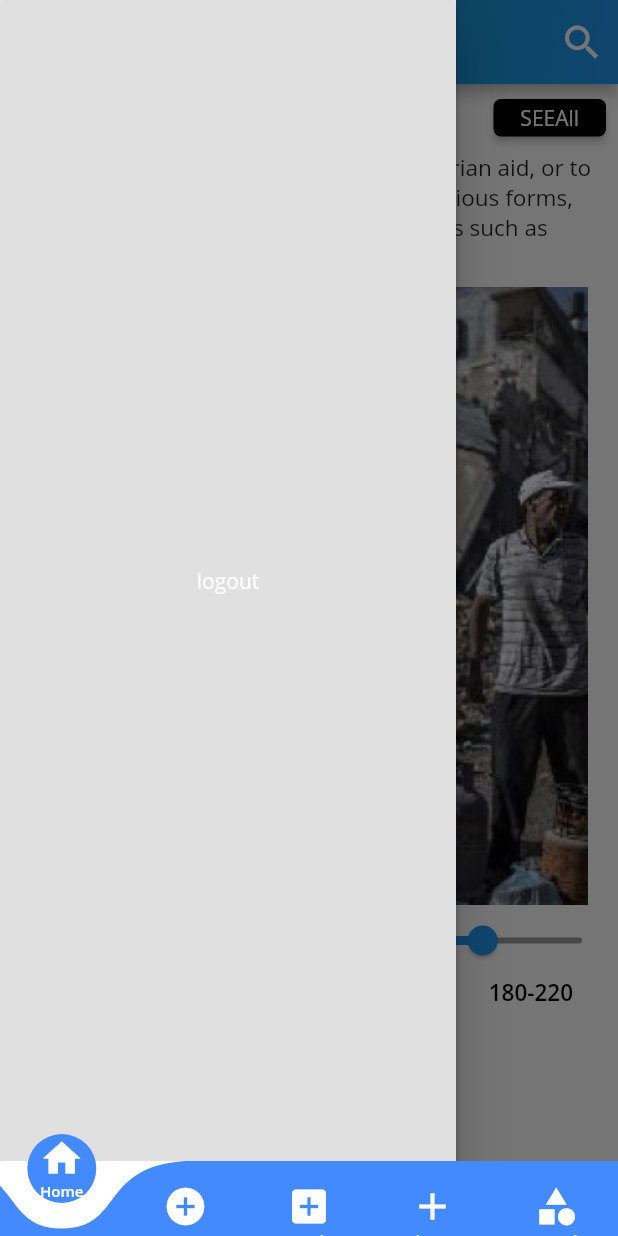
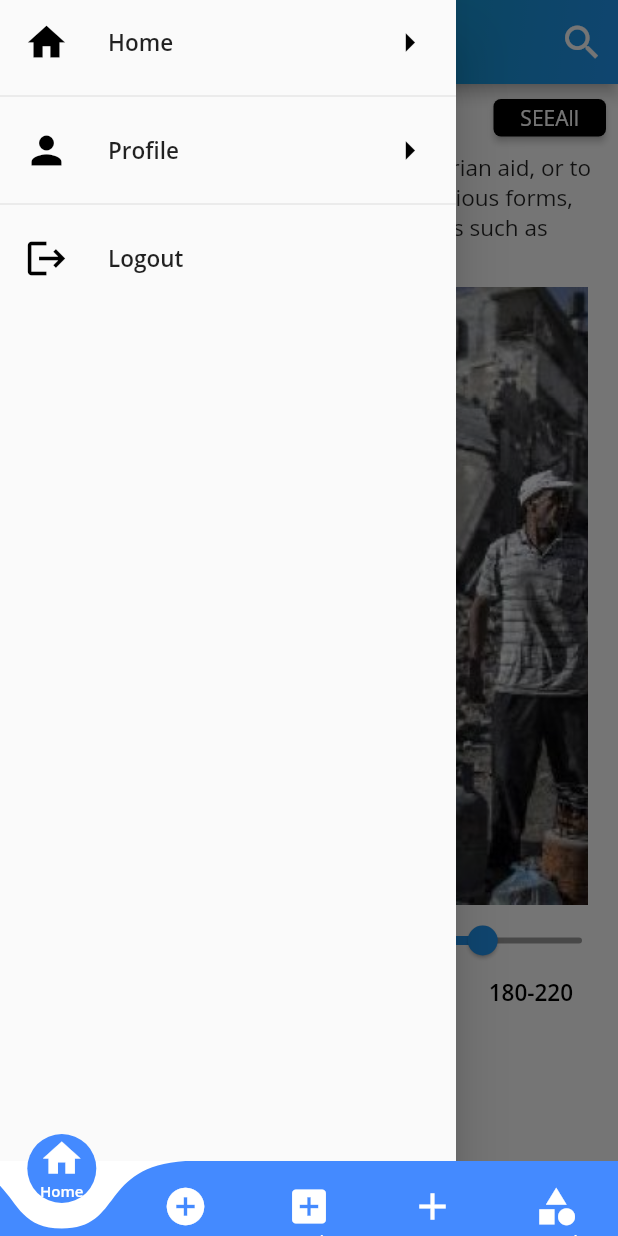
Before and after one commit to nadafathy99/graduation-project, a Flutter app: the Bottomnavbar screen opened by its route, with the side drawer open, on a phone screen of 412 x 824 dp. Run offline on Flutter 3.47's test engine with Material 2 defaults, Android fonts, the phone set to English and light mode, and no system bars; drawn by our look-alikes of curved_navigation_bar, page_indicator; our stand-ins replace email_validator, firebase_auth, firebase_core, font_awesome_flutter, google_sign_in, image_picker; accounts and stored records are empty; Roboto replaces fonts that are missing (Reem Kufi).

```diff
--- a/donation_app/lib/screens/home_screen.dart
+++ b/donation_app/lib/screens/home_screen.dart
@@ -1,44 +1,21 @@
-import 'package:donation_app/screens/authentication_screen.dart';
+import 'package:donation_app/widgets/app_drawer.dart';
 import 'package:donation_app/widgets/campaign_slider.dart';
-import 'package:firebase_auth/firebase_auth.dart';
 import 'package:flutter/material.dart';
 
-
-class Homescreen extends StatefulWidget {
+class HomeScreen extends StatefulWidget {
   static const routeName = "/Home";
   @override
-  _Homescreen createState() => _Homescreen();
+  _HomeScreen createState() => _HomeScreen();
 }
 
-class _Homescreen extends State<Homescreen> {
-
-
+class _HomeScreen extends State<HomeScreen> {
   int money = 180;
   final int totalmoney = 220;
 
   @override
   Widget build(BuildContext context) {
     return Scaffold(
-      drawer: Drawer(
-        child:
-          Container(
-            child: RaisedButton(
-        onPressed: () {
-            FirebaseAuth.instance.signOut();
-            Navigator.of(context)
-                .pushReplacementNamed(AuthenticationScreen.routeName);
-        },
-        child: Text(
-            "logout",
-            style: TextStyle(
-              color: Theme.of(context).accentColor,
-            ),
-        ) ,
-      ),
-          ),
-        ),
-
-
+      drawer: AppDrawer(),
       backgroundColor: Colors.white,
       appBar: AppBar(
         centerTitle: true,
@@ -57,7 +34,6 @@ class _Homescreen extends State<Homescreen> {
                   end: Alignment.bottomRight,
                   colors: <Color>[Colors.teal, Colors.blue])),
         ),
-
         actions: [
           IconButton(
             icon: Icon(
@@ -130,7 +106,7 @@ class _Homescreen extends State<Homescreen> {
                         });
                       }),
                   Container(
-                    margin: EdgeInsets.only(bottom: 60,right: 30),
+                    margin: EdgeInsets.only(bottom: 60, right: 30),
                     child: Row(
                       mainAxisAlignment: MainAxisAlignment.end,
                       children: [
--- /dev/null
+++ b/donation_app/lib/widgets/app_drawer.dart
@@ -0,0 +1,84 @@
+import 'package:donation_app/providers/user_provider.dart';
+import 'package:donation_app/screens/authentication_screen.dart';
+import 'package:donation_app/screens/home_screen.dart';
+import 'package:donation_app/screens/profile_screen.dart';
+
+import 'package:flutter/material.dart';
+import 'package:provider/provider.dart';
+
+class AppDrawer extends StatelessWidget {
+  @override
+  Widget build(BuildContext context) {
+    return Container(
+      child: Drawer(
+        child: SafeArea(
+          child: Column(children: [
+            ListTile(
+              leading: Icon(
+                Icons.home,
+                size: 30,
+                color: Colors.black,
+              ),
+              title: Text(
+                "Home",
+                style: TextStyle(
+                  fontSize: 15,
+                  fontWeight: FontWeight.w600,
+                ),
+              ),
+              trailing: Icon(
+                Icons.arrow_right,
+                size: 30,
+                color: Colors.black,
+              ),
+              onTap: () => Navigator.of(context)
+                  .pushReplacementNamed(HomeScreen.routeName),
+            ),
+            Divider(),
+            ListTile(
+              leading: Icon(
+                Icons.person,
+                size: 30,
+                color: Colors.black,
+              ),
+              title: Text(
+                "Profile",
+                style: TextStyle(
+                  fontSize: 15,
+                  fontWeight: FontWeight.w600,
+                ),
+              ),
+              trailing: Icon(
+                Icons.arrow_right,
+                size: 30,
+                color: Colors.black,
+              ),
+              onTap: () => Navigator.of(context)
+                  .pushReplacementNamed(ProfileScreen.routeName),
+            ),
+            Divider(),
+            ListTile(
+                leading: Icon(
+                  Icons.logout,
+                  size: 30,
+                  color: Colors.black,
+                ),
+                title: Text(
+                  "Logout",
+                  style: TextStyle(
+                    fontSize: 15,
+                    fontWeight: FontWeight.w600,
+                  ),
+                ),
+                onTap: () {
+                  Navigator.of(context).pop();
+                  Navigator.of(context)
+                      .pushReplacementNamed(AuthenticationScreen.routeName);
+                  Provider.of<UserProvider>(context, listen: false).signOut();
+                }),
+          ]),
+        ),
+      ),
+    );
+  }
+}
--- a/donation_app/lib/widgets/buttom_bar.dart
+++ b/donation_app/lib/widgets/buttom_bar.dart
@@ -1,4 +1,3 @@
-
 import 'package:curved_navigation_bar/curved_navigation_bar.dart';
 import 'package:donation_app/screens/add_donation.dart';
 import 'package:donation_app/screens/add_request.dart';
@@ -14,24 +13,23 @@ class Bottomnavbar extends StatefulWidget {
 }
 
 class _BottomnavbarState extends State<Bottomnavbar> {
-  int pageindex=0;
+  int pageindex = 0;
 
-  final Donation _donation=Donation();
+  final Donation _donation = Donation();
 
-  final Lost _more=Lost();
+  final Lost _more = Lost();
 
   final Categories _categories = Categories();
 
   final Request _notification = Request();
-   final Homescreen _myHomePage = Homescreen();
+  final HomeScreen _myHomePage = HomeScreen();
 
+  Widget _showpage = HomeScreen();
 
-  Widget _showpage=Homescreen();
-
-  Widget pagechosser(int page){
-    switch(page){
+  Widget pagechosser(int page) {
+    switch (page) {
       case 0:
-      return _myHomePage ;
+        return _myHomePage;
         break;
       case 1:
         return _notification;
@@ -45,7 +43,10 @@ class _BottomnavbarState extends State<Bottomnavbar> {
       case 4:
         return _categories;
         break;
-      default:return Container(child: Text('no pages'),);
+      default:
+        return Container(
+          child: Text('no pages'),
+        );
     }
   }
 
@@ -56,9 +57,8 @@ class _BottomnavbarState extends State<Bottomnavbar> {
         animationDuration: Duration(milliseconds: 400),
         color: Colors.blueAccent,
         height: 50,
-        backgroundColor:  Colors.white,
+        backgroundColor: Colors.white,
         index: pageindex,
-
         items: <Widget>[
           Column(
             mainAxisAlignment: MainAxisAlignment.center,
@@ -73,8 +73,7 @@ class _BottomnavbarState extends State<Bottomnavbar> {
                 style: TextStyle(
                     color: Colors.white,
                     fontSize: 10,
-                   fontWeight: FontWeight.bold
-                ),
+                    fontWeight: FontWeight.bold),
               )
             ],
           ),
@@ -113,7 +112,6 @@ class _BottomnavbarState extends State<Bottomnavbar> {
               ),
             ],
           ),
-
           Column(
             mainAxisAlignment: MainAxisAlignment.center,
             children: [
@@ -123,7 +121,7 @@ class _BottomnavbarState extends State<Bottomnavbar> {
                 color: Colors.white,
               ),
               Text(
-                'losts',
+                'Losts',
                 style: TextStyle(
                     color: Colors.white,
                     fontSize: 10,
@@ -152,9 +150,8 @@ class _BottomnavbarState extends State<Bottomnavbar> {
         ],
         onTap: (int tappedindex) {
           setState(() {
-          _showpage =pagechosser(tappedindex);
+            _showpage = pagechosser(tappedindex);
           });
-
 
           //Handle button tap
         },
@@ -162,8 +159,6 @@ class _BottomnavbarState extends State<Bottomnavbar> {
       body: Center(
         child: _showpage,
       ),
-
-
     );
   }
 }
--- a/donation_app/lib/widgets/campaign_slider.dart
+++ b/donation_app/lib/widgets/campaign_slider.dart
@@ -10,10 +10,13 @@ class Campaignslider extends StatelessWidget {
       child: PageIndicatorContainer(
         length: 4,
         indicatorColor: Colors.white,
+        indicatorSelectorColor: Colors.blue,
         // padding: EdgeInsets.all(1),
 
         shape: IndicatorShape.circle(size: 8),
-        child: PageView.builder(itemBuilder: (context, index) {
+        child: PageView.builder(
+            itemCount: 4,
+            itemBuilder: (context, index) {
               return Stack(
                 children: [
                   Container(
@@ -25,8 +28,6 @@ class Campaignslider extends StatelessWidget {
                       fit: BoxFit.cover,
                     ),
                   ),
-
-
                 ],
               );
             }),
--- a/donation_app/pubspec.yaml
+++ b/donation_app/pubspec.yaml
@@ -24,13 +24,15 @@ dependencies:
   flutter:
     sdk: flutter
   cupertino_icons: ^0.1.3
-  email_validator: '^1.0.5'
+  email_validator: ^1.0.5
   firebase_core: ^0.5.3
   firebase_auth: ^0.18.4
   google_sign_in: ^4.5.6
   font_awesome_flutter: ^8.10.1
   curved_navigation_bar: ^0.3.4
   page_indicator: ^0.3.0
+  provider: ^4.3.2+3
+  image_picker: ^0.6.7+21
 
 dev_dependencies:
   flutter_test:
@@ -52,6 +54,8 @@ flutter:
     - assets/images/background.jpg
     - assets/images/google.png
     - assets/images/8ESFH.jpeg
+    - assets/images/defaultavatar.png
+
 
   #   - images/a_dot_ham.jpeg
 
```
Also changed, not shown: donation_app/lib/main.dart (+9 -5 lines), donation_app/lib/providers/user_provider.dart (added, +83 -0 lines), donation_app/lib/screens/profile_screen.dart (added, +135 -0 lines), donation_app/lib/widgets/authentication_screen_widgets/auth_form.dart (+20 -63 lines), donation_app/lib/widgets/authentication_screen_widgets/auth_reset.dart (+7 -4 lines), donation_app/lib/widgets/profile_screen/avatar.dart (added, +32 -0 lines), donation_app/lib/widgets/profile_screen/change_password.dart (added, +169 -0 lines), donation_app/assets/images/defaultavatar.png (added), donation_app/pubspec.lock. Lines whose indentation alone changed are shown as unchanged.
